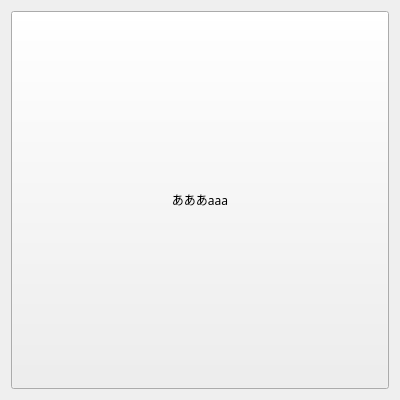
This is Src/qcmentryguess.ui in Aryetis/Obenkyobo as Qt 5 draws it before an edit. The edited form follows.
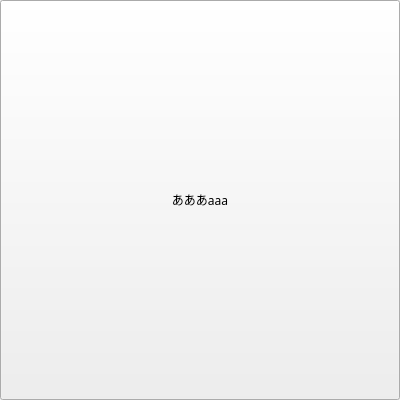
This is the edited form.

```diff
--- a/Src/qcmentryguess.ui
+++ b/Src/qcmentryguess.ui
@@ -14,8 +14,26 @@
    <string>Form</string>
   </property>
   <layout class="QHBoxLayout" name="horizontalLayout_2" stretch="0">
+   <property name="spacing">
+    <number>6</number>
+   </property>
+   <property name="leftMargin">
+    <number>0</number>
+   </property>
+   <property name="topMargin">
+    <number>0</number>
+   </property>
+   <property name="rightMargin">
+    <number>0</number>
+   </property>
+   <property name="bottomMargin">
+    <number>0</number>
+   </property>
    <item>
     <layout class="QVBoxLayout" name="verticalLayout">
+     <property name="spacing">
+      <number>6</number>
+     </property>
      <item>
       <widget class="QPushButton" name="EntryGuess">
        <property name="sizePolicy">
```
